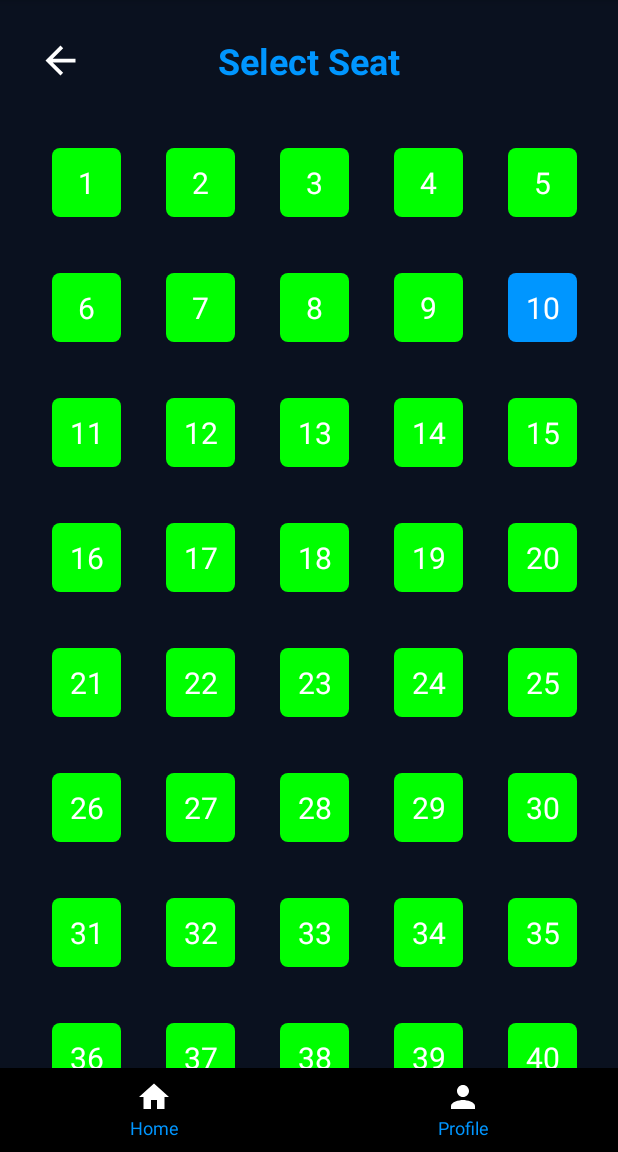
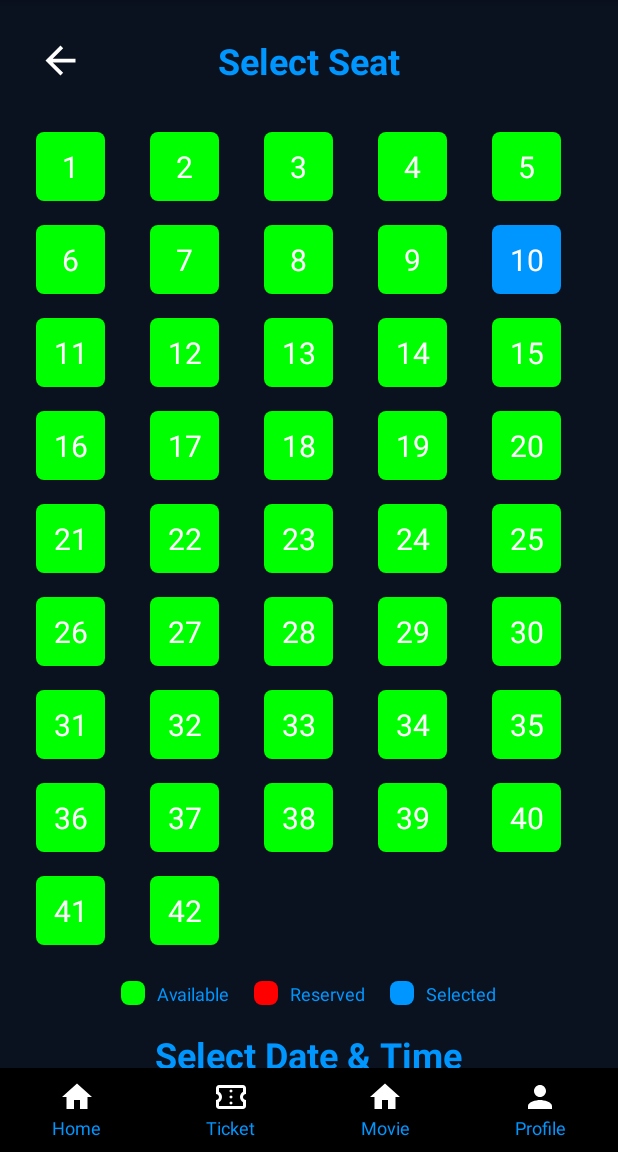
Before and after one commit to RichardEfrem/AbsoluteCinema, an Android app: the screen it shows after launch (ChooseScheduleActivity), after a tap on "10", on a phone screen of 412 x 824 dp, the part 84-1236 px from its top. Run offline under Robolectric (Android 15) with nearby library versions, the phone set to English and light mode, and no system bars.

Commit message:
choose schedule activity DONE

```diff
--- a/app/src/main/java/uas/c14220270/absolutecinema/Adapters/ChooseScheduleDateAdapter.kt
+++ b/app/src/main/java/uas/c14220270/absolutecinema/Adapters/ChooseScheduleDateAdapter.kt
@@ -8,13 +8,14 @@ import androidx.cardview.widget.CardView
 import androidx.recyclerview.widget.RecyclerView
 import uas.c14220270.absolutecinema.R
 
-class ChooseScheduleDateAdapter(private val dateSlots: List<String>) : RecyclerView.Adapter<ChooseScheduleDateAdapter.ChooseScheduleDateViewHolder>() {
+class ChooseScheduleDateAdapter(
+    private val dateSlots: List<String>,
+    private val onDateSelected: (String) -> Unit
+) : RecyclerView.Adapter<ChooseScheduleDateAdapter.ChooseScheduleDateViewHolder>() {
 
     private var selectedPosition = -1
-    private var lastSelectedPosition = -1
 
     class ChooseScheduleDateViewHolder(itemView: View) : RecyclerView.ViewHolder(itemView) {
-
         private val _tvDay = itemView.findViewById<TextView>(R.id.tvDay)
         private val _tvMonth = itemView.findViewById<TextView>(R.id.tvMonth)
         private val _cardView = itemView.findViewById<CardView>(R.id.cardView)
@@ -25,16 +26,12 @@ class ChooseScheduleDateAdapter(private val dateSlots: List<String>) : RecyclerV
                 _tvDay.text = dateParts[0]
                 _tvMonth.text = dateParts[1] + " " + dateParts[2]
 
+                _cardView.setCardBackgroundColor(
+                    if (selectedPosition == position) itemView.context.getColor(R.color.primaryButton)
+                    else itemView.context.getColor(R.color.secondaryButton)
+                )
 
-                if (selectedPosition == position) {
-                    _cardView.setCardBackgroundColor(itemView.context.getColor(R.color.primaryButton))
-                } else {
-                    _cardView.setCardBackgroundColor(itemView.context.getColor(R.color.secondaryButton))
-                }
-
-                itemView.setOnClickListener {
-                    onClick(position)
-                }
+                itemView.setOnClickListener { onClick(position) }
             }
         }
     }
@@ -44,20 +41,14 @@ class ChooseScheduleDateAdapter(private val dateSlots: List<String>) : RecyclerV
         return ChooseScheduleDateViewHolder(itemView)
     }
 
-    override fun getItemCount(): Int {
-        return dateSlots.size
-    }
+    override fun getItemCount() = dateSlots.size
 
     override fun onBindViewHolder(holder: ChooseScheduleDateViewHolder, position: Int) {
-        val date = dateSlots[position]
-
-        holder.bind(date, selectedPosition, position) { selectedPos ->
+        holder.bind(dateSlots[position], selectedPosition, position) { selectedPos ->
             if (selectedPosition != selectedPos) {
-                lastSelectedPosition = selectedPosition
                 selectedPosition = selectedPos
-
-                notifyItemChanged(lastSelectedPosition)
-                notifyItemChanged(selectedPosition)
+                notifyDataSetChanged()
+                onDateSelected(dateSlots[selectedPosition])
             }
         }
     }
--- a/app/src/main/java/uas/c14220270/absolutecinema/Adapters/ChooseScheduleTimeAdapter.kt
+++ b/app/src/main/java/uas/c14220270/absolutecinema/Adapters/ChooseScheduleTimeAdapter.kt
@@ -8,28 +8,25 @@ import androidx.cardview.widget.CardView
 import androidx.recyclerview.widget.RecyclerView
 import uas.c14220270.absolutecinema.R
 
-class ChooseScheduleTimeAdapter(private val timeSlots: List<String>) : RecyclerView.Adapter<ChooseScheduleTimeAdapter.ChooseScheduleTimeViewHolder>() {
+class ChooseScheduleTimeAdapter(
+    private val timeSlots: List<String>,
+    private val onTimeSelected: (String) -> Unit
+) : RecyclerView.Adapter<ChooseScheduleTimeAdapter.ChooseScheduleTimeViewHolder>() {
 
     private var selectedPosition = -1
-    private var lastSelectedPosition = -1
 
     class ChooseScheduleTimeViewHolder(itemView: View) : RecyclerView.ViewHolder(itemView) {
-
         private val _tvTime = itemView.findViewById<TextView>(R.id.tvTime)
         private val _cardView = itemView.findViewById<CardView>(R.id.cardView)
 
         fun bind(time: String, selectedPosition: Int, position: Int, onClick: (Int) -> Unit) {
             _tvTime.text = time
+            _cardView.setCardBackgroundColor(
+                if (selectedPosition == position) itemView.context.getColor(R.color.primaryButton)
+                else itemView.context.getColor(R.color.secondaryButton)
+            )
 
-            if (selectedPosition == position) {
-                _cardView.setCardBackgroundColor(itemView.context.getColor(R.color.primaryButton))
-            } else {
-                _cardView.setCardBackgroundColor(itemView.context.getColor(R.color.secondaryButton))
-            }
-
-            itemView.setOnClickListener {
-                onClick(position)
-            }
+            itemView.setOnClickListener { onClick(position) }
         }
     }
 
@@ -38,20 +35,14 @@ class ChooseScheduleTimeAdapter(private val timeSlots: List<String>) : RecyclerV
         return ChooseScheduleTimeViewHolder(itemView)
     }
 
-    override fun getItemCount(): Int {
-        return timeSlots.size
-    }
+    override fun getItemCount() = timeSlots.size
 
     override fun onBindViewHolder(holder: ChooseScheduleTimeViewHolder, position: Int) {
-        val time = timeSlots[position]
-
-        holder.bind(time, selectedPosition, position) { selectedPos ->
+        holder.bind(timeSlots[position], selectedPosition, position) { selectedPos ->
             if (selectedPosition != selectedPos) {
-                lastSelectedPosition = selectedPosition
                 selectedPosition = selectedPos
-
-                notifyItemChanged(lastSelectedPosition)
-                notifyItemChanged(selectedPosition)
+                notifyDataSetChanged()
+                onTimeSelected(timeSlots[selectedPosition])
             }
         }
     }
--- a/app/src/main/java/uas/c14220270/absolutecinema/ChooseScheduleActivity.kt
+++ b/app/src/main/java/uas/c14220270/absolutecinema/ChooseScheduleActivity.kt
@@ -23,11 +23,11 @@ import java.time.format.DateTimeFormatter
 
 class ChooseScheduleActivity : AppCompatActivity() {
     private lateinit var _seatRecView: RecyclerView
-    private lateinit var _dateRecView : RecyclerView
-    private lateinit var _timeRecView : RecyclerView
-    private lateinit var _tvTotalPrice : TextView
-    private var price : Double = 0.0
-    private var number : Int = 0
+    private lateinit var _dateRecView: RecyclerView
+    private lateinit var _timeRecView: RecyclerView
+    private lateinit var _tvTotalPrice: TextView
+    private var price: Double = 0.0
+    private var number: Int = 0
 
     private var selectedSeat: List<ChooseScheduleSeatModel> = emptyList()
     private var selectedDate: String? = null
@@ -43,38 +43,30 @@ class ChooseScheduleActivity : AppCompatActivity() {
             insets
         }
 
-        _seatRecView = findViewById<RecyclerView>(R.id.seatRecView)
-        _dateRecView = findViewById<RecyclerView>(R.id.dateRecView)
-        _timeRecView = findViewById<RecyclerView>(R.id.timeRecView)
-        _tvTotalPrice = findViewById<TextView>(R.id.tvTotalPrice)
+        _seatRecView = findViewById(R.id.seatRecView)
+        _dateRecView = findViewById(R.id.dateRecView)
+        _timeRecView = findViewById(R.id.timeRecView)
+        _tvTotalPrice = findViewById(R.id.tvTotalPrice)
+
         initSeatList()
-        generateTimeSlots()
-        generateDates()
-
-
     }
 
     private fun initSeatList() {
         val gridLayoutManager = GridLayoutManager(this, 5)
-
         _seatRecView.layoutManager = gridLayoutManager
-
-        val spacing = 16
-        _seatRecView.addItemDecoration(object : RecyclerView.ItemDecoration() {
-            override fun getItemOffsets(outRect: Rect, view: View, parent: RecyclerView, state: RecyclerView.State) {
-                outRect.set(spacing, spacing, spacing, spacing)
-            }
-        })
 
         val seatList = mutableListOf<ChooseScheduleSeatModel>()
         val numberSeats = 42
 
+        /*
+        TODO: DISESUAIKAN DENGAN DATABASE (SCAN STATUS SETIAP SEAT)
+         */
         for (i in 0 until numberSeats) {
             val seatNumber = i + 1
             seatList.add(ChooseScheduleSeatModel(ChooseScheduleSeatModel.SeatStatus.AVAILABLE, seatNumber))
         }
 
-        val ChooseScheduleSeatAdapter = ChooseScheduleSeatAdapter(seatList, this, object : ChooseScheduleSeatAdapter.SelectedSeat {
+        _seatRecView.adapter = ChooseScheduleSeatAdapter(seatList, this, object : ChooseScheduleSeatAdapter.SelectedSeat {
             override fun Return(selectedName: String, num: Int) {
                 val df = DecimalFormat("#,###")
                 val formattedPrice = df.format(num * 50000)
@@ -87,38 +79,39 @@ class ChooseScheduleActivity : AppCompatActivity() {
 
                 _tvTotalPrice.text = "IDR $formattedPrice"
             }
-
         })
 
-        _seatRecView.adapter = ChooseScheduleSeatAdapter
-        _seatRecView.isNestedScrollingEnabled = false
-
         _timeRecView.layoutManager = LinearLayoutManager(this, LinearLayoutManager.HORIZONTAL, false)
-        _timeRecView.adapter = ChooseScheduleTimeAdapter(generateTimeSlots())
+        _timeRecView.adapter = ChooseScheduleTimeAdapter(generateTimeSlots()) { selectedTimeSlot ->
+            selectedTime = selectedTimeSlot
+            Log.d("SelectedTime", "Selected Time: $selectedTime")
+        }
 
         _dateRecView.layoutManager = LinearLayoutManager(this, LinearLayoutManager.HORIZONTAL, false)
-        _dateRecView.adapter = ChooseScheduleDateAdapter(generateDates())
+        _dateRecView.adapter = ChooseScheduleDateAdapter(generateDates()) { selectedDateSlot ->
+            selectedDate = selectedDateSlot
+            Log.d("SelectedDate", "Selected Date: $selectedDate")
+        }
     }
 
-    private fun generateTimeSlots() : List<String> {
+
+    private fun generateTimeSlots(): List<String> {
         val timeSlots = mutableListOf<String>()
         val formatter = DateTimeFormatter.ofPattern("hh:mm a")
-        for (i in 0..8 step 2) {
-            val time = formatter.format(LocalTime.of(i, 0))
+        for (i in 8..22 step 2) {
+            val time = LocalTime.of(i, 0).format(formatter)
             timeSlots.add(time)
         }
-
         return timeSlots
     }
 
-    private fun generateDates() : List<String> {
+    private fun generateDates(): List<String> {
         val dates = mutableListOf<String>()
         val today = LocalDate.now()
         val formatter = DateTimeFormatter.ofPattern("EEE/dd/MMM")
         for (i in 0..6) {
             dates.add(today.plusDays(i.toLong()).format(formatter))
         }
-
         return dates
     }
 }
--- /dev/null
+++ b/app/src/main/res/drawable/ticket_24.xml
@@ -0,0 +1,9 @@
+<vector xmlns:android="http://schemas.android.com/apk/res/android"
+    android:width="24dp"
+    android:height="24dp"
+    android:viewportWidth="960"
+    android:viewportHeight="960">
+  <path
+      android:pathData="M480,680q17,0 28.5,-11.5T520,640q0,-17 -11.5,-28.5T480,600q-17,0 -28.5,11.5T440,640q0,17 11.5,28.5T480,680ZM480,520q17,0 28.5,-11.5T520,480q0,-17 -11.5,-28.5T480,440q-17,0 -28.5,11.5T440,480q0,17 11.5,28.5T480,520ZM480,360q17,0 28.5,-11.5T520,320q0,-17 -11.5,-28.5T480,280q-17,0 -28.5,11.5T440,320q0,17 11.5,28.5T480,360ZM800,800L160,800q-33,0 -56.5,-23.5T80,720v-160q33,0 56.5,-23.5T160,480q0,-33 -23.5,-56.5T80,400v-160q0,-33 23.5,-56.5T160,160h640q33,0 56.5,23.5T880,240v160q-33,0 -56.5,23.5T800,480q0,33 23.5,56.5T880,560v160q0,33 -23.5,56.5T800,800ZM800,720v-102q-37,-22 -58.5,-58.5T720,480q0,-43 21.5,-79.5T800,342v-102L160,240v102q37,22 58.5,58.5T240,480q0,43 -21.5,79.5T160,618v102h640ZM480,480Z"
+      android:fillColor="#000000"/>
+</vector>
--- /dev/null
+++ b/app/src/main/res/drawable/video_24.xml
@@ -0,0 +1,5 @@
+<vector xmlns:android="http://schemas.android.com/apk/res/android" android:height="24dp" android:viewportHeight="960" android:viewportWidth="960" android:width="24dp">
+
+    <path android:fillColor="#FFFFFF" android:pathData="M216,768q-29,0 -50.5,-21.5T144,696v-432q0,-29.7 21.5,-50.85Q187,192 216,192h432q29.7,0 50.85,21.15Q720,234.3 720,264v168l144,-144v384L720,528v168q0,29 -21.15,50.5T648,768L216,768ZM216,696h432v-432L216,264v432ZM216,696v-432,432Z"/>
+
+</vector>
--- a/app/src/main/res/layout/activity_choose_schedule.xml
+++ b/app/src/main/res/layout/activity_choose_schedule.xml
@@ -212,13 +212,13 @@
             android:orientation="vertical">
 
             <ImageButton
-                android:id="@+id/homeButton"
+                android:id="@+id/movieButton"
                 android:layout_width="24dp"
                 android:layout_height="24dp"
                 android:background="?attr/selectableItemBackgroundBorderless"
-                android:tint="@color/white"
                 android:contentDescription="Home"
-                android:src="@drawable/baseline_home_24" />
+                android:src="@drawable/baseline_home_24"
+                android:tint="@color/white" />
 
 
             <TextView
@@ -226,6 +226,60 @@
                 android:layout_width="wrap_content"
                 android:layout_height="wrap_content"
                 android:text="Home"
+                android:textColor="@color/primaryText"
+                android:textSize="12sp" />
+        </LinearLayout>
+
+        <LinearLayout
+            android:layout_width="0dp"
+            android:layout_height="match_parent"
+            android:layout_weight="1"
+            android:gravity="center"
+            android:orientation="vertical">
+
+            <ImageButton
+                android:id="@+id/movieButton"
+                android:layout_width="24dp"
+                android:layout_height="24dp"
+                android:background="?attr/selectableItemBackgroundBorderless"
+                android:contentDescription="Home"
+                android:src="@drawable/ticket_24"
+                android:tint="@color/white"
+                tools:src="@drawable/ticket_24" />
+
+
+            <TextView
+                android:id="@+id/homeText"
+                android:layout_width="wrap_content"
+                android:layout_height="wrap_content"
+                android:text="Ticket"
+                android:textColor="@color/primaryText"
+                android:textSize="12sp" />
+        </LinearLayout>
+
+        <LinearLayout
+            android:layout_width="0dp"
+            android:layout_height="match_parent"
+            android:layout_weight="1"
+            android:gravity="center"
+            android:orientation="vertical">
+
+            <ImageButton
+                android:id="@+id/movieButton"
+                android:layout_width="24dp"
+                android:layout_height="24dp"
+                android:background="?attr/selectableItemBackgroundBorderless"
+                android:contentDescription="Home"
+                android:src="@drawable/baseline_home_24"
+                android:tint="@color/white"
+                tools:src="@drawable/video_24" />
+
+
+            <TextView
+                android:id="@+id/homeText"
+                android:layout_width="wrap_content"
+                android:layout_height="wrap_content"
+                android:text="Movie"
                 android:textColor="@color/primaryText"
                 android:textSize="12sp" />
         </LinearLayout>
--- a/app/src/main/res/menu/navigation_menu.xml
+++ b/app/src/main/res/menu/navigation_menu.xml
@@ -5,6 +5,14 @@
         android:icon="@drawable/baseline_home_24"
         android:title="Home" />
     <item
+        android:id="@+id/ticket"
+        android:icon="@drawable/ticket"
+        android:title="Ticket" />
+    <item
+        android:id="@+id/movie"
+        android:icon="@drawable/video_16"
+        android:title="Movie" />
+    <item
         android:id="@+id/profile"
         android:icon="@drawable/baseline_person_24"
         android:title="Profile" />
```
